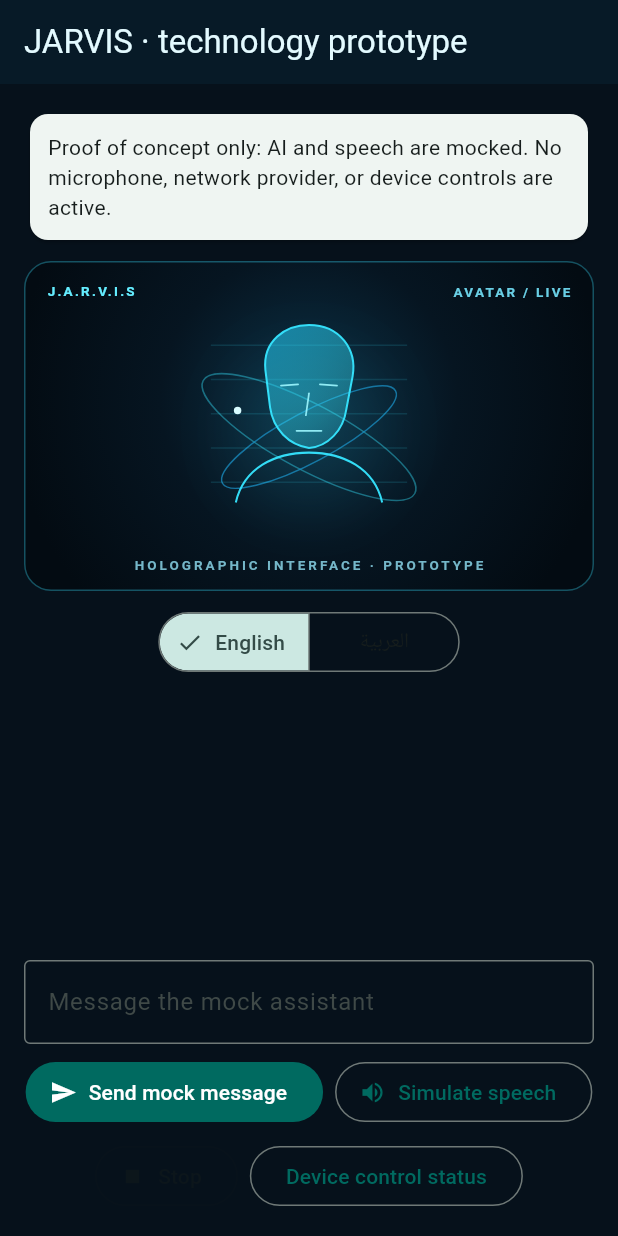
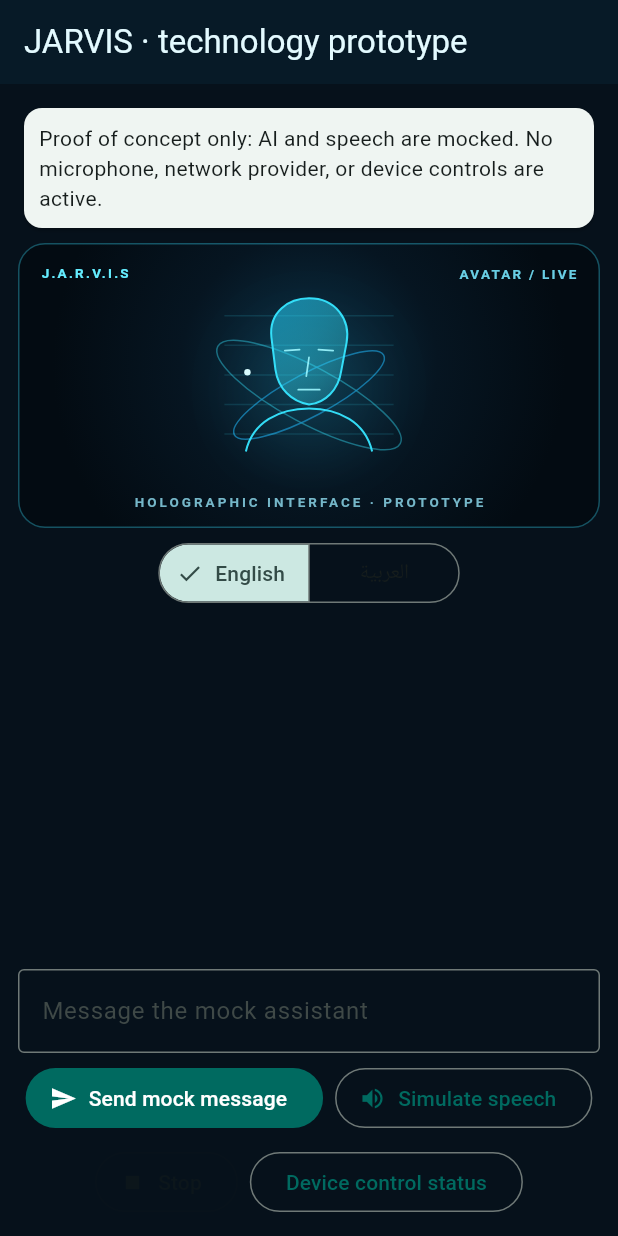
Before and after one commit to barjij71/my-repo, a Flutter app: the screen it shows after launch, on a phone screen of 412 x 824 dp. Run offline on Flutter 3.47's test engine with Material 3 defaults, Android fonts, the light colour scheme and no system bars.

Commit message:
Fix chat autoscroll and compact layout overflow

```diff
--- a/prototype/flutter/lib/main.dart
+++ b/prototype/flutter/lib/main.dart
@@ -60,6 +60,7 @@ class ChatScreen extends StatefulWidget {
 
 class _ChatScreenState extends State<ChatScreen> {
   final _input = TextEditingController();
+  final _messagesController = ScrollController();
   final _messages = <ChatMessage>[];
   String _languageCode = 'en';
   bool _waitingForReply = false;
@@ -69,6 +70,7 @@ class _ChatScreenState extends State<ChatScreen> {
   @override
   void dispose() {
     _input.dispose();
+    _messagesController.dispose();
     unawaited(widget.speechEngine.cancel());
     super.dispose();
   }
@@ -97,6 +99,13 @@ class _ChatScreenState extends State<ChatScreen> {
       );
       if (!mounted) return;
       setState(() => _messages.add(reply));
+      WidgetsBinding.instance.addPostFrameCallback((_) {
+        if (_messagesController.hasClients) {
+          _messagesController.jumpTo(
+            _messagesController.position.maxScrollExtent,
+          );
+        }
+      });
     } finally {
       if (mounted) setState(() => _waitingForReply = false);
     }
@@ -146,21 +155,23 @@ class _ChatScreenState extends State<ChatScreen> {
             child: ConstrainedBox(
               constraints: const BoxConstraints(maxWidth: 760),
               child: Padding(
-                padding: const EdgeInsets.all(16),
+                padding: const EdgeInsets.all(12),
                 child: Column(
                   children: [
                     const Card(
                       child: Padding(
-                        padding: EdgeInsets.all(12),
+                        padding: EdgeInsets.all(10),
                         child: Text(
                           'Proof of concept only: AI and speech are mocked. '
                           'No microphone, network provider, or device controls are active.',
                         ),
                       ),
                     ),
-                    const SizedBox(height: 10),
-                    JarvisAvatar(height: MediaQuery.sizeOf(context).height < 720 ? 132 : 220),
-                    const SizedBox(height: 10),
+                    const SizedBox(height: 6),
+                    JarvisAvatar(
+                      height: MediaQuery.sizeOf(context).height < 720 ? 104 : 190,
+                    ),
+                    const SizedBox(height: 6),
                     SegmentedButton<String>(
                       key: const ValueKey('language-selector'),
                       segments: const [
@@ -172,9 +183,10 @@ class _ChatScreenState extends State<ChatScreen> {
                         setState(() => _languageCode = selection.first);
                       },
                     ),
-                    const SizedBox(height: 8),
+                    const SizedBox(height: 4),
                     Expanded(
                       child: ListView.builder(
+                        controller: _messagesController,
                         itemCount: _messages.length,
                         itemBuilder: (context, index) {
                           final message = _messages[index];
@@ -217,7 +229,7 @@ class _ChatScreenState extends State<ChatScreen> {
                         border: OutlineInputBorder(),
                       ),
                     ),
-                    const SizedBox(height: 8),
+                    const SizedBox(height: 6),
                     Wrap(
                       spacing: 8,
                       runSpacing: 8,
```
